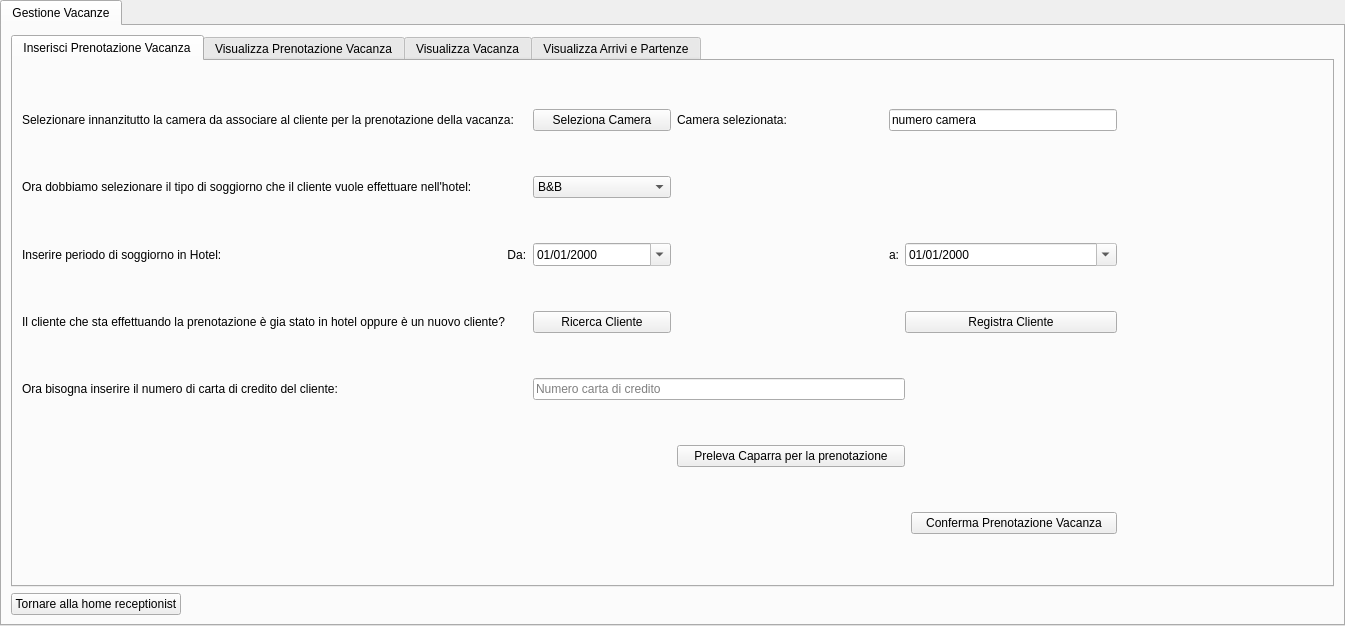
Qt form ui/Receptionist/GestireLaVacanza/HomeGestioneVacanze.ui (mdoraz/Hotel) before a commit.
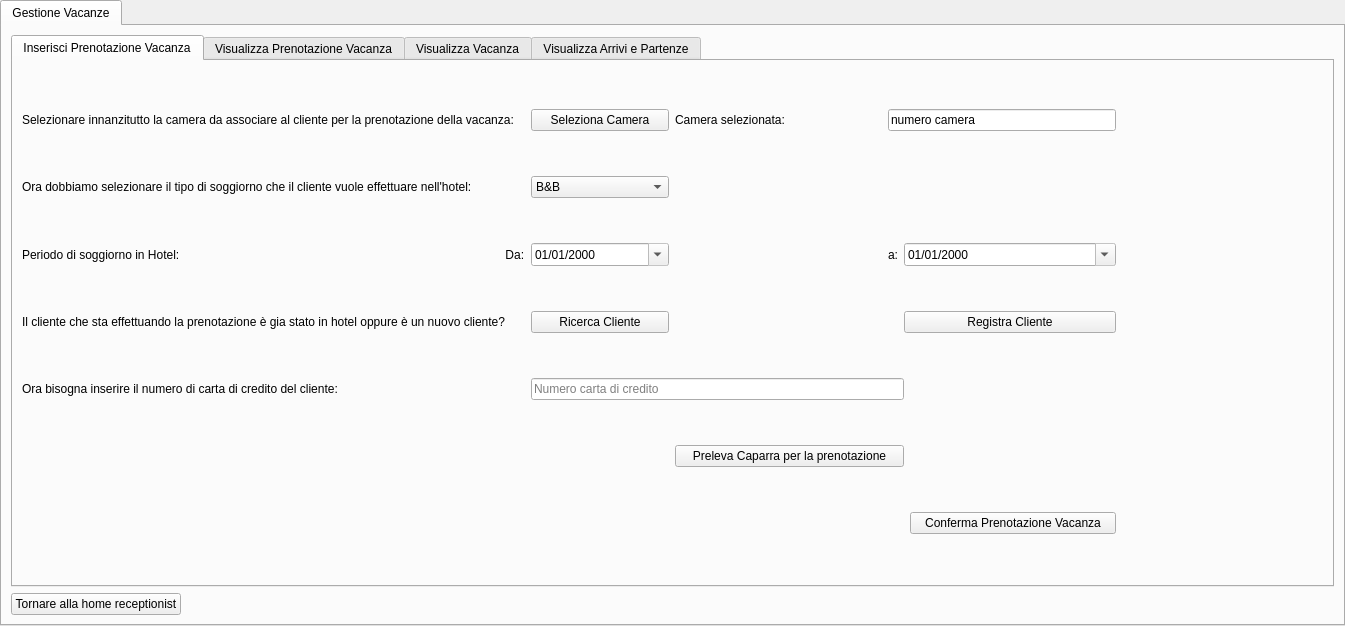
The same form after that commit. The open tabs and pages were chosen to show the change.

Patch:
```diff
--- a/ui/Receptionist/GestireLaVacanza/HomeGestioneVacanze.ui
+++ b/ui/Receptionist/GestireLaVacanza/HomeGestioneVacanze.ui
@@ -78,7 +78,7 @@
         <item row="2" column="0">
          <widget class="QLabel" name="labelInserirePeriodoSoggiornoDa">
           <property name="text">
-           <string>Inserire periodo di soggiorno in Hotel:                                                                                      Da:</string>
+           <string>Periodo di soggiorno in Hotel:                                                                                                  Da:</string>
           </property>
          </widget>
         </item>
```
Left out of the diff: 2 changed lines with no effect on the pictures.
